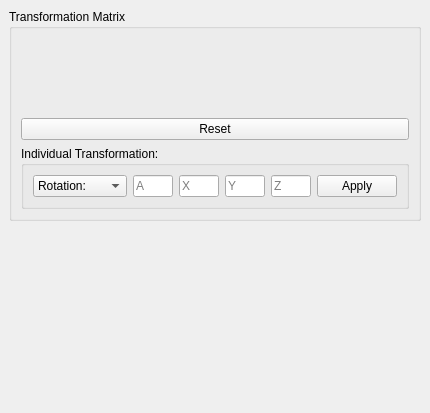
CGAL/cgal, file Polyhedron/demo/Polyhedron/Plugins/PCA/Transformation_widget.ui: the form before one commit.
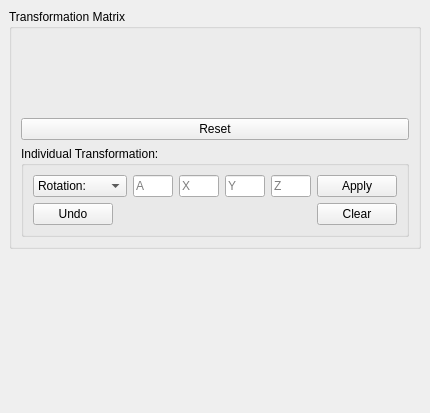
The form after the commit.

What changed in the file:
```diff
--- a/Polyhedron/demo/Polyhedron/Plugins/PCA/Transformation_widget.ui
+++ b/Polyhedron/demo/Polyhedron/Plugins/PCA/Transformation_widget.ui
@@ -237,6 +237,43 @@
               </item>
              </layout>
             </item>
+            <item>
+             <layout class="QHBoxLayout" name="horizontalLayout_3" stretch="0,1,0">
+              <item>
+               <widget class="QPushButton" name="undoButton">
+                <property name="toolTip">
+                 <string>Restores the previous state once.</string>
+                </property>
+                <property name="text">
+                 <string>Undo</string>
+                </property>
+               </widget>
+              </item>
+              <item>
+               <spacer name="horizontalSpacer">
+                <property name="orientation">
+                 <enum>Qt::Horizontal</enum>
+                </property>
+                <property name="sizeHint" stdset="0">
+                 <size>
+                  <width>40</width>
+                  <height>20</height>
+                 </size>
+                </property>
+               </spacer>
+              </item>
+              <item>
+               <widget class="QPushButton" name="clearButton">
+                <property name="toolTip">
+                 <string>Clears the fields.</string>
+                </property>
+                <property name="text">
+                 <string>Clear</string>
+                </property>
+               </widget>
+              </item>
+             </layout>
+            </item>
            </layout>
           </widget>
          </item>
```
Left out of the diff: 11 changed lines with no effect on the pictures.
